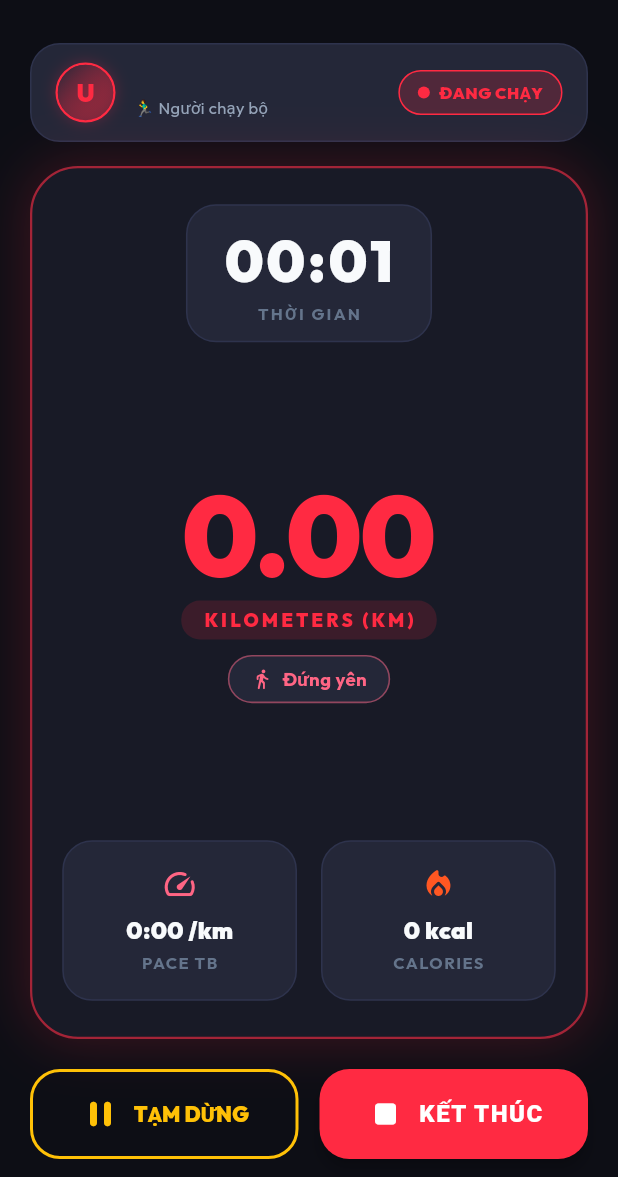
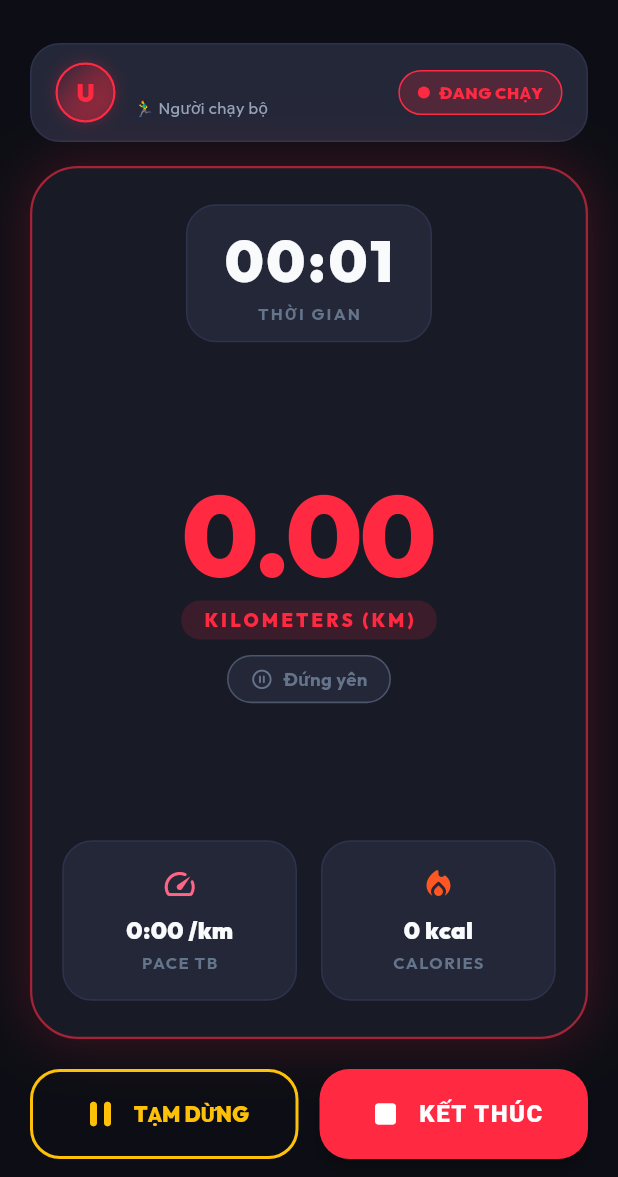
Before and after one commit to leliendaii/Nocodevn-Running, a Flutter app: the RunningScreen screen opened directly, after a tap on "BẮT ĐẦU CHẠY", on a phone screen of 412 x 824 dp, the part 59-1236 px from its top. Run offline on Flutter 3.47's test engine with Material 3 defaults, Android fonts, the phone set to English and light mode, and no system bars; our stand-ins replace device_preview, fl_chart, geolocator, google_fonts, image_picker, shared_preferences and 1 more; accounts and stored records are empty.

Commit message:
Feat: Gop 4 trang thai van dong chuan luyen tap the thao (Dung yen, Di bo, Chay bo, But toc)

```diff
--- a/lib/providers/running_provider.dart
+++ b/lib/providers/running_provider.dart
@@ -379,7 +379,7 @@ class RunningProvider with ChangeNotifier {
             final double speedKmh = (effectiveSpeedMps * 3.6).clamp(0.0, 35.0);
 
             // Cập nhật Vận tốc tức thời phản hồi nhanh
-            if (speedKmh < 0.8 || (distanceInMeters < 1.5 && effectiveSpeedMps < 0.3)) {
+            if (speedKmh < 1.0 || (distanceInMeters < 1.5 && effectiveSpeedMps < 0.3)) {
               _instantSpeedKmh = 0.0;
             } else {
               _instantSpeedKmh = speedKmh;
--- a/lib/screens/running_screen.dart
+++ b/lib/screens/running_screen.dart
@@ -344,28 +344,58 @@ class _RunningScreenState extends State<RunningScreen> with SingleTickerProvider
                             ),
                             if (running.isRunning || running.isPaused) ...[
                               const SizedBox(height: 10),
-                              Container(
+                              Builder(
+                                builder: (context) {
+                                  final activity = running.currentActivityType;
+                                  IconData icon;
+                                  Color color;
+
+                                  switch (activity) {
+                                    case 'Đứng yên':
+                                      icon = Icons.pause_circle_outline_rounded;
+                                      color = AppTheme.textMuted;
+                                      break;
+                                    case 'Đi bộ':
+                                      icon = Icons.directions_walk_rounded;
+                                      color = AppTheme.secondaryNeon;
+                                      break;
+                                    case 'Chạy bộ':
+                                      icon = Icons.directions_run_rounded;
+                                      color = AppTheme.primaryNeon;
+                                      break;
+                                    case 'Bứt tốc':
+                                      icon = Icons.bolt_rounded;
+                                      color = AppTheme.accentOrange;
+                                      break;
+                                    default:
+                                      icon = Icons.directions_run_rounded;
+                                      color = AppTheme.secondaryNeon;
+                                  }
+
+                                  return Container(
                                     padding: const EdgeInsets.symmetric(horizontal: 14, vertical: 6),
                                     decoration: BoxDecoration(
                                       color: AppTheme.surfaceLight,
                                       borderRadius: BorderRadius.circular(20),
-                                  border: Border.all(color: AppTheme.secondaryNeon.withValues(alpha: 0.5)),
+                                      border: Border.all(color: color.withValues(alpha: 0.6)),
                                     ),
                                     child: Row(
                                       mainAxisSize: MainAxisSize.min,
                                       children: [
-                                    const Icon(Icons.directions_walk_rounded, size: 14, color: AppTheme.secondaryNeon),
+                                        Icon(icon, size: 15, color: color),
                                         const SizedBox(width: 6),
                                         Text(
-                                      running.currentActivityType,
-                                      style: const TextStyle(
+                                          activity,
+                                          style: TextStyle(
                                             fontSize: 12,
                                             fontWeight: FontWeight.bold,
-                                        color: AppTheme.secondaryNeon,
+                                            color: color,
                                           ),
                                         ),
                                       ],
                                     ),
+                                  );
+                                },
                               ),
                             ],
                           ],
--- a/lib/services/calorie_calculator.dart
+++ b/lib/services/calorie_calculator.dart
@@ -4,15 +4,12 @@ class CalorieCalculator {
   // Cân nặng tiêu chuẩn trung bình của người Việt Nam (kg)
   static const double defaultWeightKg = 65.0;
 
-  /// Phân loại hình thái vận động dựa trên tốc độ tức thời (km/h)
+  /// Phân loại 4 trạng thái vận động chuẩn Luyện tập Thể thao theo Vận tốc tức thời (km/h)
   static String getActivityType({required double speedKmh}) {
-    if (speedKmh < 0.8) return 'Đứng yên';
-    if (speedKmh < 4.5) return 'Đi bộ';
-    if (speedKmh < 6.5) return 'Đi bộ nhanh (Power Walk)';
-    if (speedKmh < 8.5) return 'Chạy chậm (Jogging)';
-    if (speedKmh < 12.0) return 'Chạy bộ đều (Running)';
-    if (speedKmh < 15.0) return 'Chạy nhanh (Fast Run)';
-    return 'Chạy nước rút (Sprint)';
+    if (speedKmh < 1.0) return 'Đứng yên';
+    if (speedKmh < 6.5) return 'Đi bộ';
+    if (speedKmh < 12.0) return 'Chạy bộ';
+    return 'Bứt tốc';
   }
 
   /// Lấy chỉ số MET (Metabolic Equivalent of Task) chuẩn y khoa
```
Lines whose indentation alone changed are shown as unchanged.
